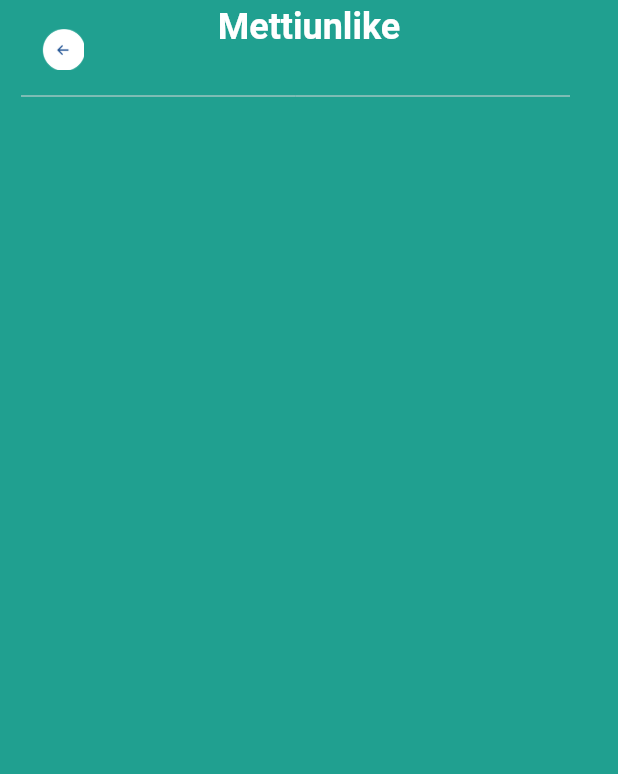
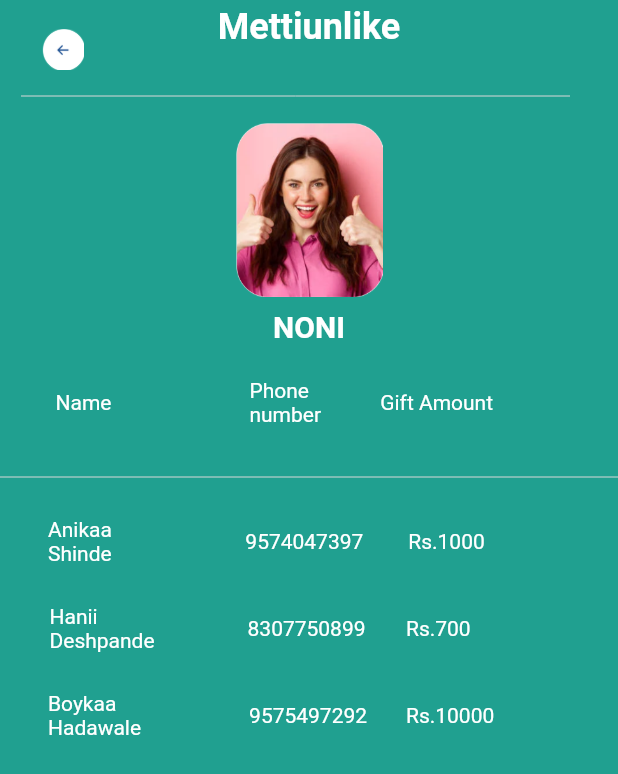
Before and after one commit to mohammedirshadpm/ChatApp, a Flutter app: the Screen15 screen opened directly, on a phone screen of 412 x 824 dp. Shown: the top 774 px of the screen. Run offline on Flutter 3.47's test engine with Material 2 defaults, Android fonts, the phone set to English and light mode, and no system bars.

Commit message:
Screen17

```diff
--- a/lib/Screen15.dart
+++ b/lib/Screen15.dart
@@ -1,4 +1,5 @@
 import 'package:flutter/material.dart';
+import './Screen16.dart';
 
 
 class Screen15 extends StatefulWidget {
@@ -32,14 +33,173 @@ class _Screen15State extends State<Screen15> {
         ),
       ),
       body: Column(
+        crossAxisAlignment: CrossAxisAlignment.start,
         children: [
           Padding(
-            padding: const EdgeInsets.only(left: 14,right: 10),
+            padding: const EdgeInsets.only(left: 14, right: 10),
             child: Container(
               width: 366,
               child: Divider(
                 color: Color(0xffD9D9D9),
               ),
+            ),
+          ),
+          SizedBox(
+            height: 10,
+          ),
+          Center(
+            child: GestureDetector(
+              onTap: () {
+                Navigator.of(context)
+                    .push((MaterialPageRoute(builder: (_) => Screen16())));
+              },
+              child: Image.asset(
+                "assets/s10.png",
+                width: 99,
+                height: 116,
+              ),
+            ),
+          ),
+          SizedBox(
+            height: 8,
+          ),
+          Center(
+            child: Text("NONI",
+                style: TextStyle(
+                  fontSize: 20,
+                  fontWeight: FontWeight.w600,
+                  color: Colors.white,
+                )),
+          ),
+          SizedBox(
+            height: 23,
+          ),
+          Padding(
+            padding: const EdgeInsets.only(left: 37),
+            child: Row(
+              children: [
+                Text("Name",
+                    style: TextStyle(
+                        fontSize: 14,
+                        fontWeight: FontWeight.w400,
+                        color: Colors.white)),
+                Padding(
+                  padding: const EdgeInsets.only(left: 92),
+                  child: Text("Phone\nnumber",
+                      style: TextStyle(
+                          fontSize: 14,
+                          fontWeight: FontWeight.w400,
+                          color: Colors.white)),
+                ),
+                Padding(
+                  padding: const EdgeInsets.only(left: 36),
+                  child: Text(" Gift Amount",
+                      style: TextStyle(
+                          fontSize: 14,
+                          fontWeight: FontWeight.w400,
+                          color: Colors.white)),
+                )
+              ],
+            ),
+          ),
+          SizedBox(
+            height: 26,
+          ),
+          Container(
+            width: 684.56591796875,
+            child: Divider(color: Color(0xffD9D9D9)),
+          ),
+          SizedBox(
+            height: 19,
+          ),
+          Padding(
+            padding: const EdgeInsets.only(left: 32),
+            child: Row(
+              children: [
+                Text("Anikaa\nShinde",
+                    style: TextStyle(
+                        fontSize: 14,
+                        fontWeight: FontWeight.w400,
+                        color: Colors.white)),
+                Padding(
+                  padding: const EdgeInsets.only(left: 89),
+                  child: Text("9574047397",
+                      style: TextStyle(
+                          fontSize: 14,
+                          fontWeight: FontWeight.w400,
+                          color: Colors.white)),
+                ),
+                Padding(
+                  padding: const EdgeInsets.only(left: 30),
+                  child: Text("Rs.1000",
+                      style: TextStyle(
+                          fontSize: 14,
+                          fontWeight: FontWeight.w400,
+                          color: Colors.white)),
+                )
+              ],
+            ),
+          ),
+          SizedBox(
+            height: 26,
+          ),
+          Padding(
+            padding: const EdgeInsets.only(left: 33),
+            child: Row(
+              children: [
+                Text("Hanii\nDeshpande",
+                    style: TextStyle(
+                        fontSize: 14,
+                        fontWeight: FontWeight.w400,
+                        color: Colors.white)),
+                Padding(
+                  padding: const EdgeInsets.only(left: 62),
+                  child: Text("8307750899",
+                      style: TextStyle(
+                          fontSize: 14,
+                          fontWeight: FontWeight.w400,
+                          color: Colors.white)),
+                ),
+                Padding(
+                  padding: const EdgeInsets.only(left: 27),
+                  child: Text("Rs.700",
+                      style: TextStyle(
+                          fontSize: 14,
+                          fontWeight: FontWeight.w400,
+                          color: Colors.white)),
+                )
+              ],
+            ),
+          ),
+          SizedBox(
+            height: 26,
+          ),
+          Padding(
+            padding: const EdgeInsets.only(left: 32),
+            child: Row(
+              children: [
+                Text("Boykaa\nHadawale",
+                    style: TextStyle(
+                        fontSize: 14,
+                        fontWeight: FontWeight.w400,
+                        color: Colors.white)),
+                Padding(
+                  padding: const EdgeInsets.only(left: 72),
+                  child: Text("9575497292",
+                      style: TextStyle(
+                          fontSize: 14,
+                          fontWeight: FontWeight.w400,
+                          color: Colors.white)),
+                ),
+                Padding(
+                  padding: const EdgeInsets.only(left: 26),
+                  child: Text("Rs.10000",
+                      style: TextStyle(
+                          fontSize: 14,
+                          fontWeight: FontWeight.w400,
+                          color: Colors.white)),
+                )
+              ],
             ),
           )
         ],
```
Also changed, not shown: lib/Screen16.dart (added, +235 -0 lines), lib/Screen17.dart (added, +111 -0 lines), assets/t1.png (added), assets/t5.png (added), assets/t6.png (added), assets/t7.png (added), assets/t8.png (added), assets/u.png (added), assets/u1.png (added), assets/u2.png (added), assets/u3.png (added), assets/u4.png (added), assets/u5.png (added), assets/u6.png (added), 1 more files, 4 other files.
